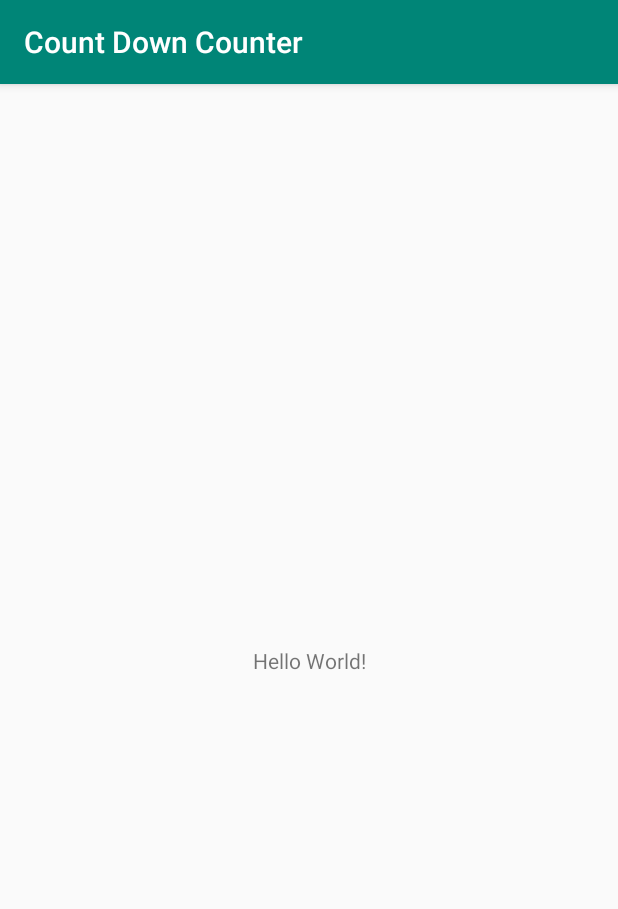
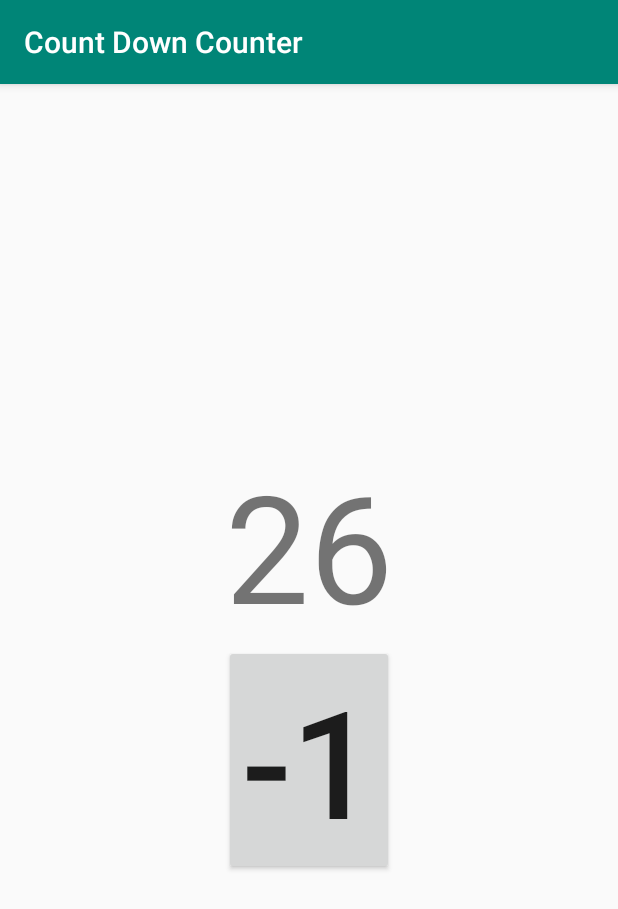
Before and after one commit to thanaoat/CountDownCounter, an Android app: the screen it shows after launch (MainActivity), on a phone screen of 412 x 824 dp. Shown: the top 909 px of the screen. Run offline under Robolectric (Android 15) with nearby library versions, the phone set to English and light mode, and no system bars.

Commit message:
Add count text and count down button

```diff
--- a/app/src/main/java/thanaoat/android/countdowncounter/MainActivity.kt
+++ b/app/src/main/java/thanaoat/android/countdowncounter/MainActivity.kt
@@ -2,6 +2,7 @@ package thanaoat.android.countdowncounter
 
 import androidx.appcompat.app.AppCompatActivity
 import android.os.Bundle
+import android.view.View
 import android.widget.Button
 import android.widget.TextView
 
@@ -14,5 +15,21 @@ class MainActivity : AppCompatActivity() {
     override fun onCreate(savedInstanceState: Bundle?) {
         super.onCreate(savedInstanceState)
         setContentView(R.layout.activity_main)
+
+        tvCount = findViewById(R.id.tvCount)
+        btnCountDown = findViewById(R.id.btnCountDown)
+
+        tvCount.text = count.toString()
+        btnCountDown.setOnClickListener {
+            count -= 1
+
+            // TODO: Play sound
+            updateTvCount()
+        }
+
+    }
+
+    private fun updateTvCount() {
+        tvCount.setText(count.toString())
     }
 }
--- a/app/src/main/res/layout/activity_main.xml
+++ b/app/src/main/res/layout/activity_main.xml
@@ -1,19 +1,25 @@
 <?xml version="1.0" encoding="utf-8"?>
-<androidx.constraintlayout.widget.ConstraintLayout
-    xmlns:android="http://schemas.android.com/apk/res/android"
+<LinearLayout xmlns:android="http://schemas.android.com/apk/res/android"
+    xmlns:app="http://schemas.android.com/apk/res-auto"
     xmlns:tools="http://schemas.android.com/tools"
-    xmlns:app="http://schemas.android.com/apk/res-auto"
     android:layout_width="match_parent"
     android:layout_height="match_parent"
+    android:gravity="center"
+    android:orientation="vertical"
     tools:context=".MainActivity">
 
     <TextView
+        android:id="@+id/tvCount"
         android:layout_width="wrap_content"
         android:layout_height="wrap_content"
-        android:text="Hello World!"
-        app:layout_constraintBottom_toBottomOf="parent"
-        app:layout_constraintLeft_toLeftOf="parent"
-        app:layout_constraintRight_toRightOf="parent"
-        app:layout_constraintTop_toTopOf="parent" />
+        android:textSize="100sp"
+        tools:text="26" />
 
-</androidx.constraintlayout.widget.ConstraintLayout>
+    <Button
+        android:id="@+id/btnCountDown"
+        android:layout_width="wrap_content"
+        android:layout_height="wrap_content"
+        android:text="-1"
+        android:textSize="100sp" />
+
+</LinearLayout>
```
